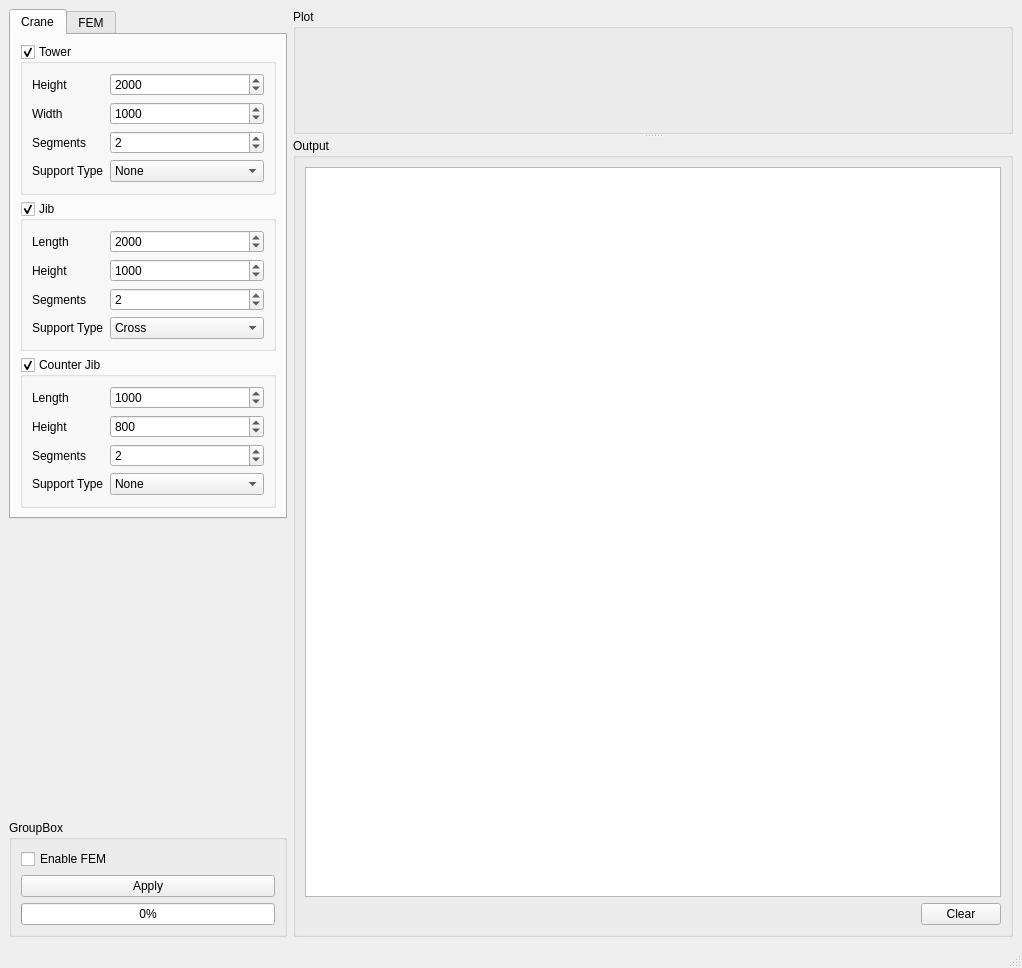
Qt form mainwindow.ui (castn/crane-simulator) before a commit.
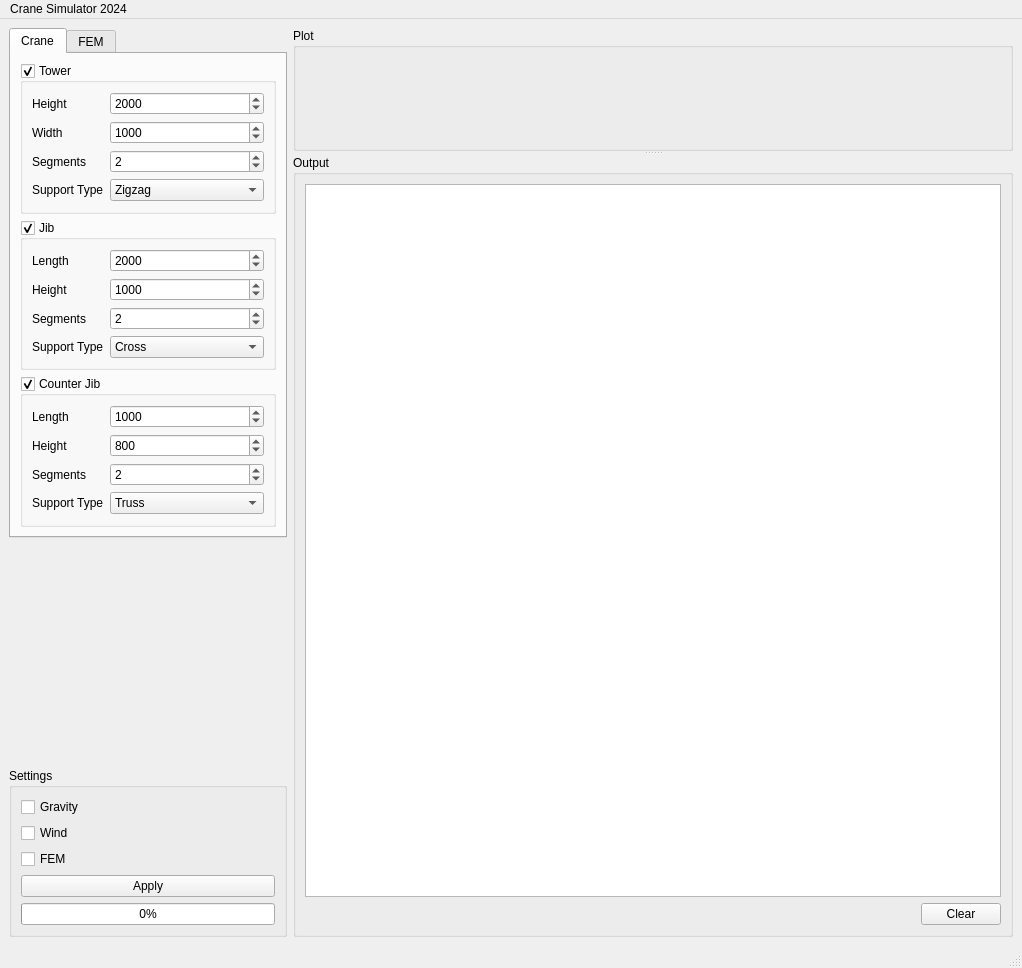
The same form after that commit.

Commit message: minor gui updates updated checkboxes for settings

```diff
--- a/mainwindow.ui
+++ b/mainwindow.ui
@@ -25,13 +25,27 @@
         <item row="2" column="0">
          <widget class="QGroupBox" name="groupBox">
           <property name="title">
-           <string>GroupBox</string>
+           <string>Settings</string>
           </property>
           <layout class="QVBoxLayout" name="verticalLayout_5">
+           <item>
+            <widget class="QCheckBox" name="enable_gravity">
+             <property name="text">
+              <string>Gravity</string>
+             </property>
+            </widget>
+           </item>
+           <item>
+            <widget class="QCheckBox" name="enable_wind">
+             <property name="text">
+              <string>Wind</string>
+             </property>
+            </widget>
+           </item>
            <item>
             <widget class="QCheckBox" name="enableFEM_checkbox">
              <property name="text">
-              <string>Enable FEM</string>
+              <string>FEM</string>
              </property>
             </widget>
            </item>
@@ -146,8 +160,13 @@
                   <bool>false</bool>
                  </property>
                  <property name="currentText">
-                  <string>None</string>
+                  <string>Zigzag</string>
                  </property>
+                 <item>
+                  <property name="text">
+                   <string>Zigzag</string>
+                  </property>
+                 </item>
                  <item>
                   <property name="text">
                    <string>None</string>
@@ -366,11 +385,11 @@
                <item row="9" column="1">
                 <widget class="QComboBox" name="counterJibSupportType_comboBox">
                  <property name="currentText">
-                  <string>None</string>
+                  <string>Truss</string>
                  </property>
                  <item>
                   <property name="text">
-                   <string>None</string>
+                   <string>Truss</string>
                   </property>
                  </item>
                  <item>
@@ -517,9 +536,15 @@
      <x>0</x>
      <y>0</y>
      <width>1022</width>
-     <height>22</height>
+     <height>19</height>
     </rect>
    </property>
+   <widget class="QMenu" name="menuCS24">
+    <property name="title">
+     <string>Crane Simulator 2024</string>
+    </property>
+   </widget>
+   <addaction name="menuCS24"/>
   </widget>
   <widget class="QStatusBar" name="statusbar"/>
  </widget>
```
Left out of the diff: 7 changed lines with no effect on the pictures. The commit also changes 2 other files.
